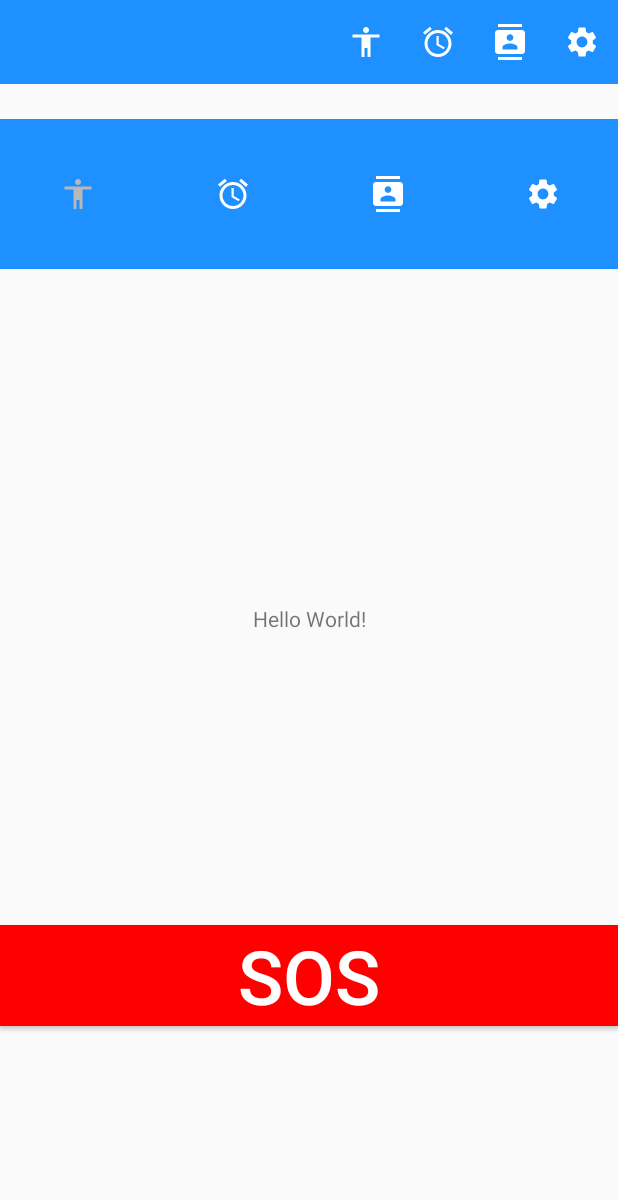
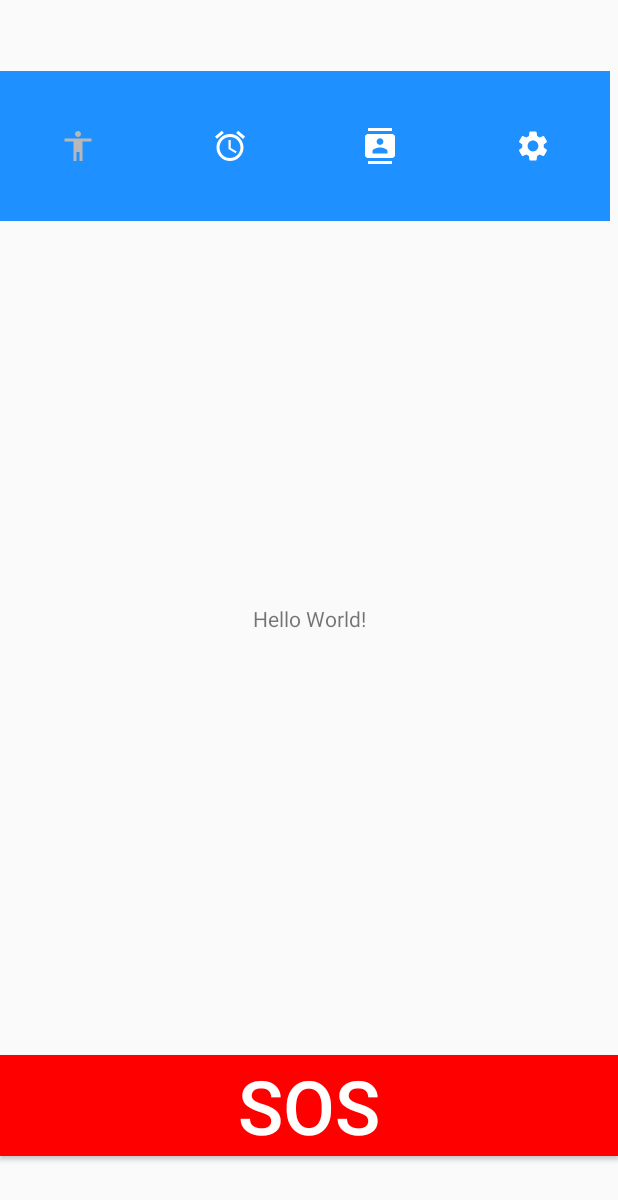
Before and after one commit to LukasMurnig/MySimpleNotfallApp, an Android app: the MainActivity screen opened directly, with no data from a screen before it, on a phone screen of 412 x 824 dp. Shown: the top 1200 px of the screen. Run offline under Robolectric (Android 15) with nearby library versions, the phone set to English and light mode, and no system bars.

Commit message:
instead of a menu bar, it is a horizontal list with 4 image buttons

```diff
--- a/NotfallApp/app/src/main/java/com/example/notfallapp/MainActivity.kt
+++ b/NotfallApp/app/src/main/java/com/example/notfallapp/MainActivity.kt
@@ -29,9 +29,9 @@ class MainActivity : AppCompatActivity() {
         super.onCreate(savedInstanceState)
         setContentView(R.layout.activity_main)
 
-        val toolbar = findViewById<Toolbar>(R.id.toolbar_main)
+        /*val toolbar = findViewById<Toolbar>(R.id.toolbar_main)
         toolbar.title=""
-        setSupportActionBar(toolbar)
+        setSupportActionBar(toolbar)*/
 
         createButtonBar()
 
@@ -44,7 +44,7 @@ class MainActivity : AppCompatActivity() {
         }
     }
 
-    override fun onCreateOptionsMenu(menu: Menu) : Boolean{
+    /*override fun onCreateOptionsMenu(menu: Menu) : Boolean{
         menuInflater.inflate(R.menu.menubar, menu)
         return true
     }
@@ -69,7 +69,7 @@ class MainActivity : AppCompatActivity() {
             }
         }
         return(super.onOptionsItemSelected(item));
-    }
+    }*/
 
     private fun createButtonBar() {
         btnFirst = findViewById(R.id.btnFirst)
--- a/NotfallApp/app/src/main/res/layout/activity_main.xml
+++ b/NotfallApp/app/src/main/res/layout/activity_main.xml
@@ -6,25 +6,24 @@
     android:layout_height="match_parent"
     tools:context=".MainActivity">
 
-    <androidx.appcompat.widget.Toolbar
+    <!--<androidx.appcompat.widget.Toolbar
         android:id="@+id/toolbar_main"
         android:layout_width="match_parent"
         android:layout_height="wrap_content"
         android:theme="@style/Theme.AppCompat.DayNight"
         android:background="@color/colorDodgerBlue"
         app:title=""
-        tools:ignore="MissingConstraints" />
+        tools:ignore="MissingConstraints" />-->
 
     <LinearLayout
         android:id="@+id/button_bar"
         android:layout_width="412dp"
         android:layout_height="100dp"
-        android:layout_marginBottom="200dp"
+        android:layout_marginBottom="255dp"
         android:orientation="horizontal"
         app:layout_constraintBottom_toTopOf="@+id/textView"
         app:layout_constraintEnd_toEndOf="parent"
-        app:layout_constraintStart_toStartOf="parent"
-        app:layout_constraintTop_toBottomOf="@+id/toolbar_main">
+        app:layout_constraintStart_toStartOf="parent">
 
         <ImageButton
             android:id="@+id/btnFirst"
@@ -35,14 +34,14 @@
 
         <ImageButton
             android:id="@+id/btnDevice"
-            android:layout_width="103dp"
+            android:layout_width="100dp"
             android:layout_height="match_parent"
             android:background="@color/colorDodgerBlue"
             android:src="@drawable/device" />
 
         <ImageButton
             android:id="@+id/btnContacts"
-            android:layout_width="103dp"
+            android:layout_width="100dp"
             android:layout_height="match_parent"
             android:background="@color/colorDodgerBlue"
             android:src="@drawable/contacts" />
@@ -69,14 +68,15 @@
         android:id="@+id/btn_sos"
         android:layout_width="match_parent"
         android:layout_height="wrap_content"
-        android:layout_marginTop="1400dp"
-        android:layout_marginBottom="100dp"
+        android:layout_marginTop="700dp"
+        android:layout_marginBottom="50dp"
         android:background="@color/colorRed"
         android:text="@string/sos"
         android:textColor="@color/colorWhite"
         android:textSize="50sp"
-        app:layout_constraintBottom_toTopOf="@+id/toolbar_main"
+        app:layout_constraintBottom_toBottomOf="parent"
         app:layout_constraintEnd_toEndOf="parent"
+        app:layout_constraintHorizontal_bias="0.6"
         app:layout_constraintStart_toStartOf="parent"
         app:layout_constraintTop_toTopOf="parent" />
 
```
